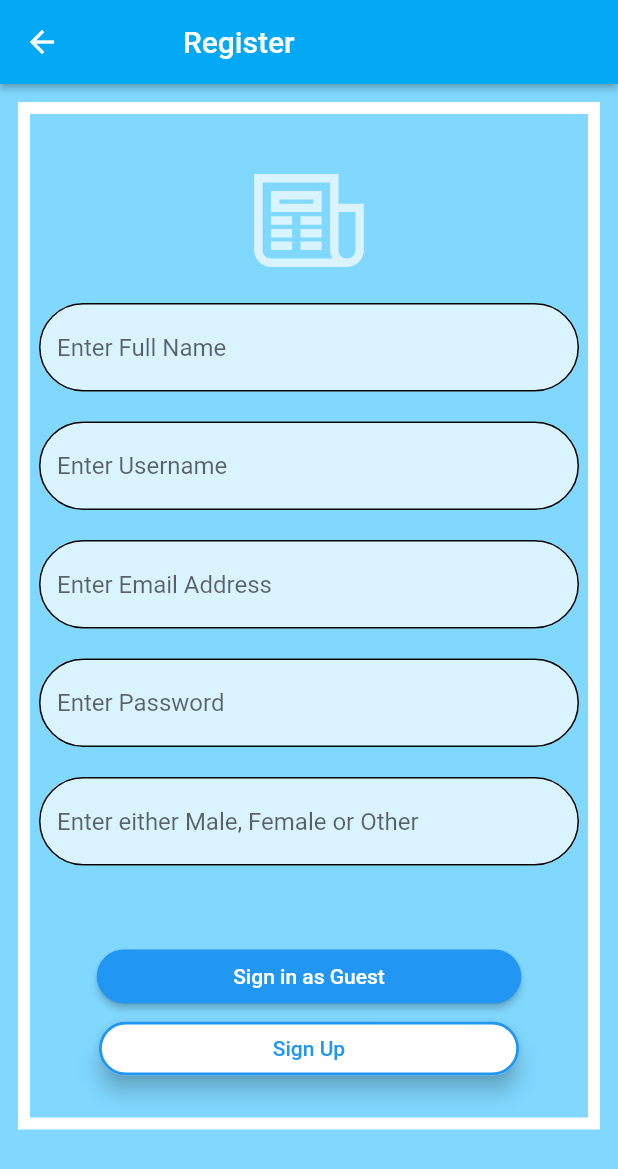
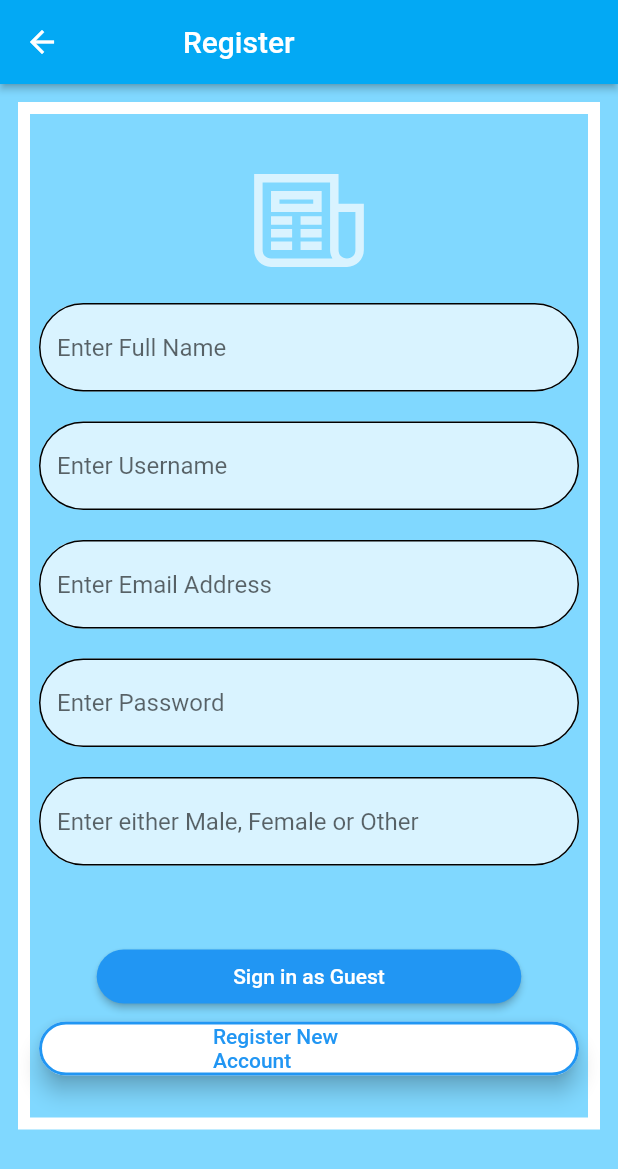
Before and after one commit to Aquarius-blake/fireb, a Flutter app: the Register screen opened by its route, on a phone screen of 412 x 824 dp. Shown: the top 1169 px of the screen. Run offline on Flutter 3.47's test engine with Material 2 defaults, Android fonts, the phone set to English and light mode, and no system bars; our stand-ins replace firebase_auth, firebase_core, line_icons; accounts and stored records are empty.

Commit message:
UI Redesign

```diff
--- a/lib/Screens/Authenticate/Register.dart
+++ b/lib/Screens/Authenticate/Register.dart
@@ -272,7 +272,7 @@ class _RegisterState extends State<Register> {
                                 child: Padding(
                                   padding: const EdgeInsets.fromLTRB(100.0,0,100.0,0),
                                   child: Text(
-                                    "Sign Up",
+                                    "Register New Account",
 
                                     style: TextStyle(
 color: Colors.blue,
```
